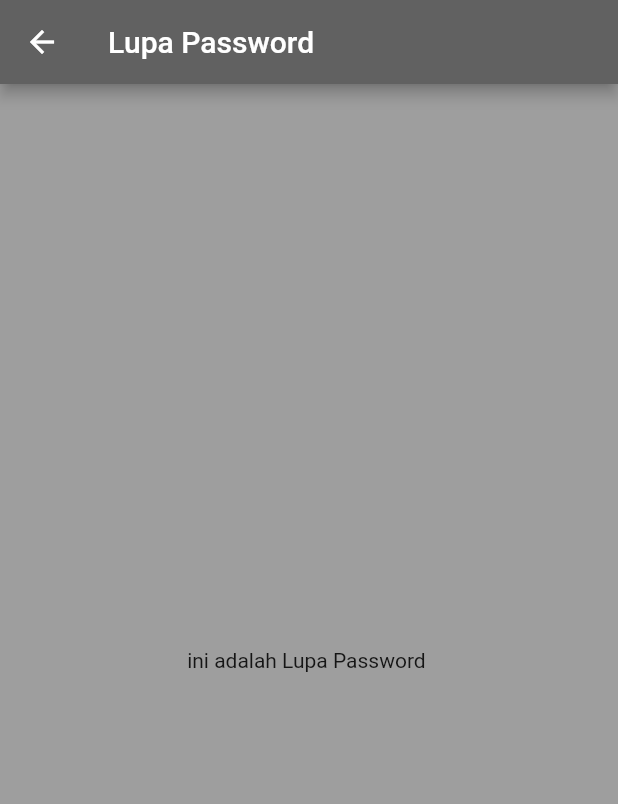
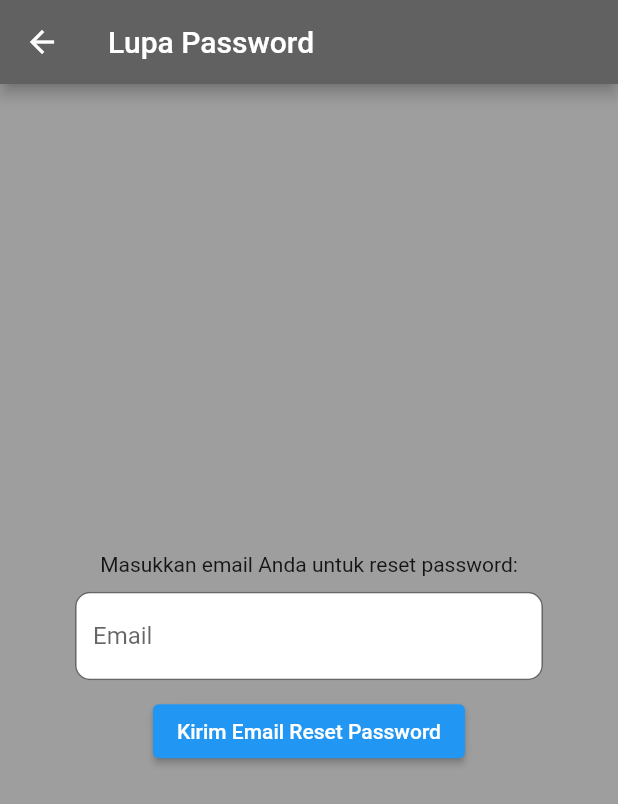
Before and after one commit to DESFIANTO/uts_desfianto, a Flutter app: the LupaPassword screen opened directly, on a phone screen of 412 x 824 dp. Shown: the top 804 px of the screen. Run offline on Flutter 3.47's test engine with Material 2 defaults, Android fonts, the phone set to English and light mode, and no system bars.

Commit message:
Commit kedua

```diff
--- a/lib/Login/lupa_password.dart
+++ b/lib/Login/lupa_password.dart
@@ -1,8 +1,27 @@
 import 'package:flutter/material.dart';
 
+class LupaPassword extends StatefulWidget {
+  const LupaPassword({Key? key}) : super(key: key);
 
-class LupaPassword extends StatelessWidget {
-  const LupaPassword({super.key});
+  @override
+  _LupaPasswordState createState() => _LupaPasswordState();
+}
+
+class _LupaPasswordState extends State<LupaPassword> {
+  final TextEditingController _emailController = TextEditingController();
+  bool _isEmailSent = false;
+
+  void _resetPassword() {
+    // Simulasikan logika pengiriman email reset password di sini.
+    // Pada implementasi nyata, Anda harus berinteraksi dengan server/email service.
+    String email = _emailController.text;
+    print('Mengirim email reset password ke: $email');
+
+    // Setelah mengirim email, kita anggap email berhasil dikirim.
+    setState(() {
+      _isEmailSent = true;
+    });
+  }
 
   @override
   Widget build(BuildContext context) {
@@ -15,8 +34,35 @@ class LupaPassword extends StatelessWidget {
       body: Center(
         child: Column(
           mainAxisAlignment: MainAxisAlignment.center,
-          children: const <Widget>[
-            Text("ini adalah Lupa Password "),
+          children: <Widget>[
+            if (_isEmailSent)
+              const Text("Email reset password telah dikirim.")
+            else
+              Column(
+                children: [
+                  const Text("Masukkan email Anda untuk reset password:"),
+                  SizedBox(height: 10),
+                  Padding(
+                    padding: const EdgeInsets.symmetric(horizontal: 50),
+                    child: TextField(
+                      controller: _emailController,
+                      decoration: InputDecoration(
+                        hintText: 'Email',
+                        fillColor: Colors.white,
+                        filled: true,
+                        border: OutlineInputBorder(
+                          borderRadius: BorderRadius.circular(10),
+                        ),
+                      ),
+                    ),
+                  ),
+                  SizedBox(height: 10),
+                  ElevatedButton(
+                    onPressed: _resetPassword,
+                    child: Text('Kirim Email Reset Password'),
+                  ),
+                ],
+              ),
           ],
         ),
       ),
```
Also changed, not shown: lib/akademik.dart (+11 -1 lines), lib/dosen.dart (+13 -3 lines), lib/e-learning.dart (+39 -31 lines), lib/perkuliahan.dart (+11 -3 lines).
